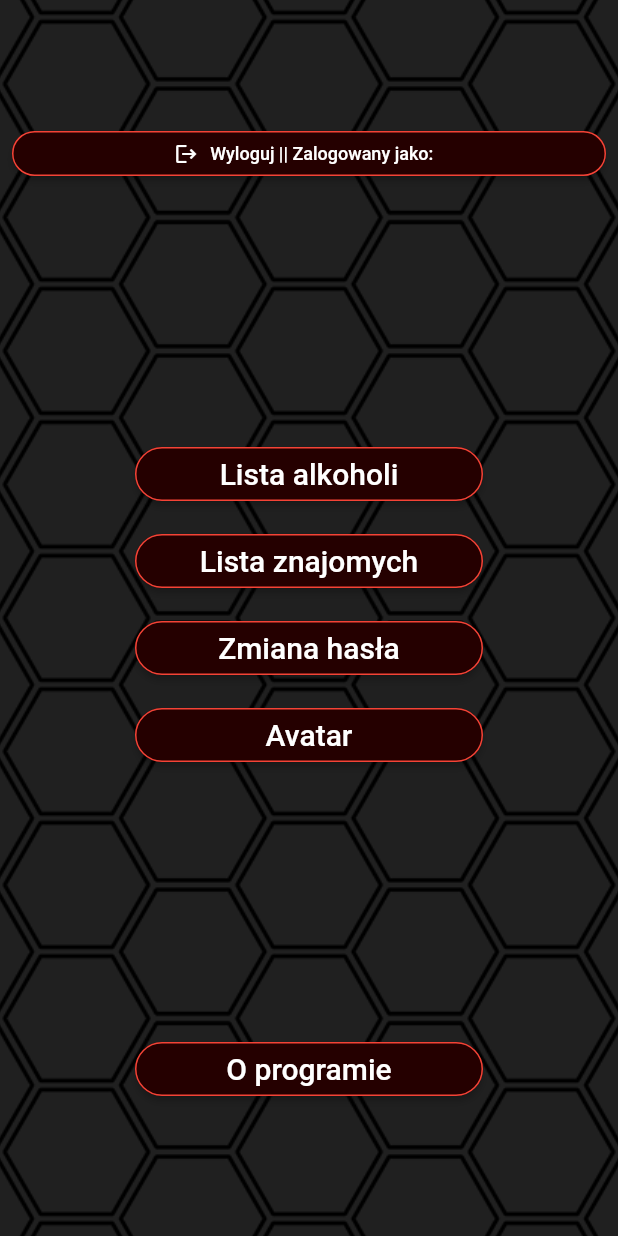
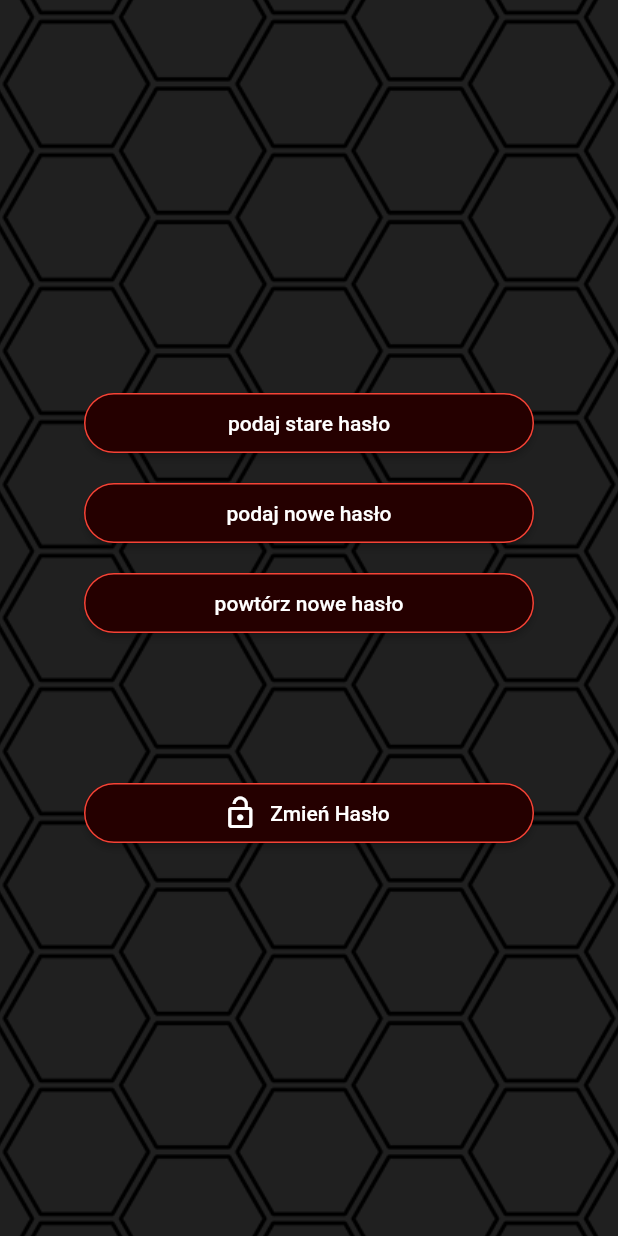
Before and after one commit to dariuszkubica/party_potion, a Flutter app: the Account widget shown alone on an empty page, opened directly, after a tap on "Zmiana hasła", on a phone screen of 412 x 824 dp. Run offline on Flutter 3.47's test engine with Material 2 defaults, Android fonts, the phone set to English and light mode, and no system bars; our stand-ins replace device_preview, firebase_core; accounts and stored records are empty.

Commit message:
Add PasswordChangePage to Account

```diff
--- a/lib/features/account/account_page.dart
+++ b/lib/features/account/account_page.dart
@@ -2,6 +2,7 @@ import 'package:flutter/material.dart';
 import 'package:party_potion/features/account/about/about_page.dart';
 import 'package:party_potion/features/account/alcohol/alcohol_list_pade.dart';
 import 'package:party_potion/features/account/avatar/avatar_change_page.dart';
+import 'package:party_potion/features/account/password/password_change_page.dart';
 import 'package:party_potion/models/app_main_button_style.dart';
 import 'package:party_potion/models/background_image_widget.dart';
 
@@ -76,8 +77,8 @@ class Account extends StatelessWidget {
                 AppMainButtonStyle(
                   text: 'Zmiana hasła',
                   onPressed: () {
-                    /* Navigator.of(context).push(MaterialPageRoute(
-                        builder: (_) => const ChangePassword())); */
+                    Navigator.of(context).push(MaterialPageRoute(
+                        builder: (_) => const ChangePassword()));
                   },
                 ),
 //------------------------------------------------------------------------------
--- /dev/null
+++ b/lib/features/account/password/password_change_page.dart
@@ -0,0 +1,100 @@
+import 'package:flutter/material.dart';
+import 'package:party_potion/models/background_image_widget.dart';
+
+class ChangePassword extends StatelessWidget {
+  const ChangePassword({
+    Key? key,
+  }) : super(key: key);
+
+  @override
+  Widget build(BuildContext context) {
+    return BackgroundImageWidget(
+      child: Column(
+        mainAxisAlignment: MainAxisAlignment.center,
+        children: [
+          SizedBox(
+            height: 40,
+            width: 300,
+            child: ElevatedButton(
+              style: ButtonStyle(
+                shape: MaterialStateProperty.all<RoundedRectangleBorder>(
+                  RoundedRectangleBorder(
+                    borderRadius: BorderRadius.circular(20.0),
+                    side: const BorderSide(color: Colors.red),
+                  ),
+                ),
+                backgroundColor:
+                    MaterialStateProperty.all<Color>(const Color(0xFF250000)),
+              ),
+              onPressed: () {},
+              child: const Text('podaj stare hasło'),
+            ),
+          ),
+          const SizedBox(height: 20),
+          SizedBox(
+            height: 40,
+            width: 300,
+            child: ElevatedButton(
+              style: ButtonStyle(
+                shape: MaterialStateProperty.all<RoundedRectangleBorder>(
+                  RoundedRectangleBorder(
+                    borderRadius: BorderRadius.circular(20.0),
+                    side: const BorderSide(color: Colors.red),
+                  ),
+                ),
+                backgroundColor:
+                    MaterialStateProperty.all<Color>(const Color(0xFF250000)),
+              ),
+              onPressed: () {},
+              child: const Text('podaj nowe hasło'),
+            ),
+          ),
+          const SizedBox(height: 20),
+          SizedBox(
+            height: 40,
+            width: 300,
+            child: ElevatedButton(
+              style: ButtonStyle(
+                shape: MaterialStateProperty.all<RoundedRectangleBorder>(
+                  RoundedRectangleBorder(
+                    borderRadius: BorderRadius.circular(20.0),
+                    side: const BorderSide(color: Colors.red),
+                  ),
+                ),
+                backgroundColor:
+                    MaterialStateProperty.all<Color>(const Color(0xFF250000)),
+              ),
+              onPressed: () {},
+              child: const Text('powtórz nowe hasło'),
+            ),
+          ),
+          const SizedBox(height: 100),
+          SizedBox(
+            height: 40,
+            width: 300,
+            child: ElevatedButton.icon(
+              style: ButtonStyle(
+                shape: MaterialStateProperty.all<RoundedRectangleBorder>(
+                  RoundedRectangleBorder(
+                    borderRadius: BorderRadius.circular(20.0),
+                    side: const BorderSide(color: Colors.red),
+                  ),
+                ),
+                backgroundColor:
+                    MaterialStateProperty.all<Color>(const Color(0xFF250000)),
+              ),
+              icon: const Icon(Icons.lock_open),
+              onPressed: () {
+                const Text('Hasło zostało zmienione');
+              },
+              label: const Text('Zmień Hasło'),
+            ),
+          ),
+        ],
+      ),
+    );
+  }
+}
+
+
+//Add ability to change password
```
